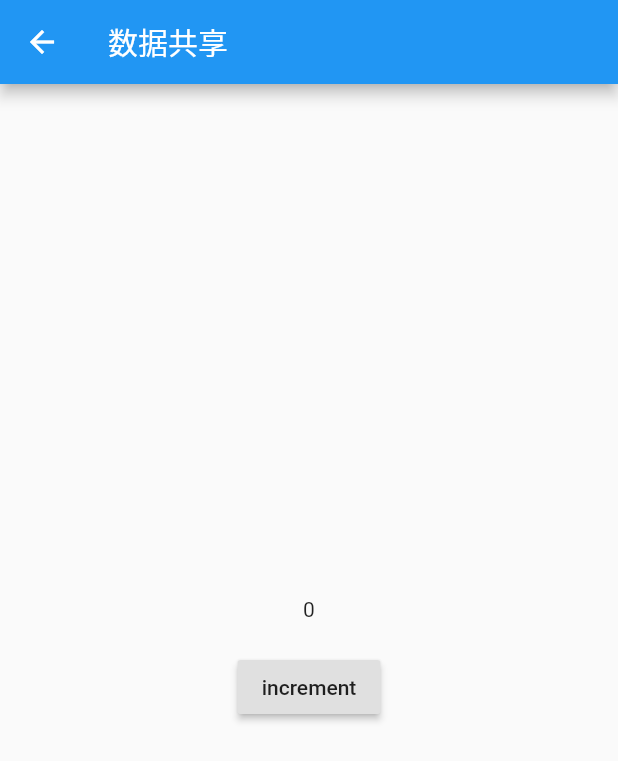
After one commit to jhj24/flutter_app, a Flutter app: the InheritedWidgetTest screen opened directly, on a phone screen of 412 x 824 dp. The commit adds this screen. Shown: the top 761 px of the screen. Run offline on Flutter 3.47's test engine with Material 2 defaults, Android fonts, the phone set to English and light mode, and no system bars.

Commit message:
数据共享

```diff
--- /dev/null
+++ b/lib/my_inherited_widget.dart
@@ -0,0 +1,53 @@
+import 'package:flutter/material.dart';
+
+class MyInheritedWidget extends InheritedWidget {
+  MyInheritedWidget({@required this.data, Widget child}) : super(child: child);
+
+  final int data;
+
+  static MyInheritedWidget of(BuildContext context) {
+    return context.inheritFromWidgetOfExactType(MyInheritedWidget);
+  }
+
+  @override
+  bool updateShouldNotify(MyInheritedWidget oldWidget) {
+    return oldWidget.data != data;
+  }
+}
+
+class InheritedWidgetTest extends StatefulWidget {
+  @override
+  State<StatefulWidget> createState() {
+    return _InheritedWidgetTest();
+  }
+}
+
+class _InheritedWidgetTest extends State<InheritedWidgetTest> {
+  int count = 0;
+
+  @override
+  Widget build(BuildContext context) {
+    return Scaffold(
+      appBar: AppBar(
+        title: Text("数据共享"),
+      ),
+      body: Center(
+        child: MyInheritedWidget(
+          data: count,
+          child: Column(
+            mainAxisAlignment: MainAxisAlignment.center,
+            children: <Widget>[
+              Padding(
+                padding: EdgeInsets.only(bottom: 20.0),
+                child: Text("$count"),
+              ),
+              RaisedButton(
+                  child: Text("increment"),
+                  onPressed: () => setState(() => ++count)),
+            ],
+          ),
+        ),
+      ),
+    );
+  }
+}
```
Also changed, not shown: lib/main.dart (+14 -0 lines).
